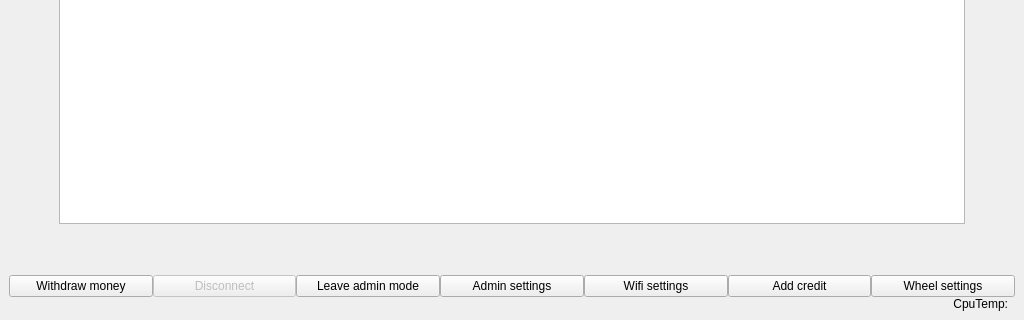
The window that blue-app/ui/MainWindow.ui (matus-u/sz-bluetooth) describes before a commit, drawn with Qt 5; both pictures show x 0 to 1024 and y 448 to 768 of the 1024 by 768 pixel window.
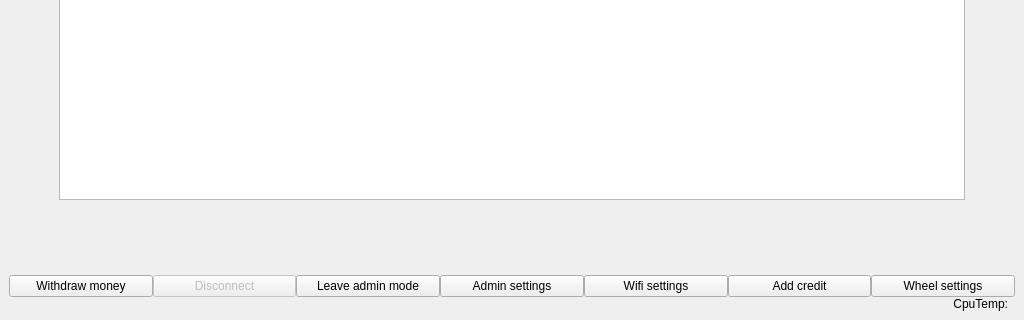
The same window after the commit. Icons and pictures are not drawn.

Commit message: handle 2 types of views

```diff
--- a/blue-app/ui/MainWindow.ui
+++ b/blue-app/ui/MainWindow.ui
@@ -462,6 +462,21 @@
               <column/>
              </widget>
             </item>
+            <item>
+             <widget class="QLabel" name="alphaLabel">
+              <property name="font">
+               <font>
+                <pointsize>15</pointsize>
+               </font>
+              </property>
+              <property name="text">
+               <string/>
+              </property>
+              <property name="alignment">
+               <set>Qt::AlignCenter</set>
+              </property>
+             </widget>
+            </item>
            </layout>
           </item>
          </layout>
```
The commit also changes 2 other files.
